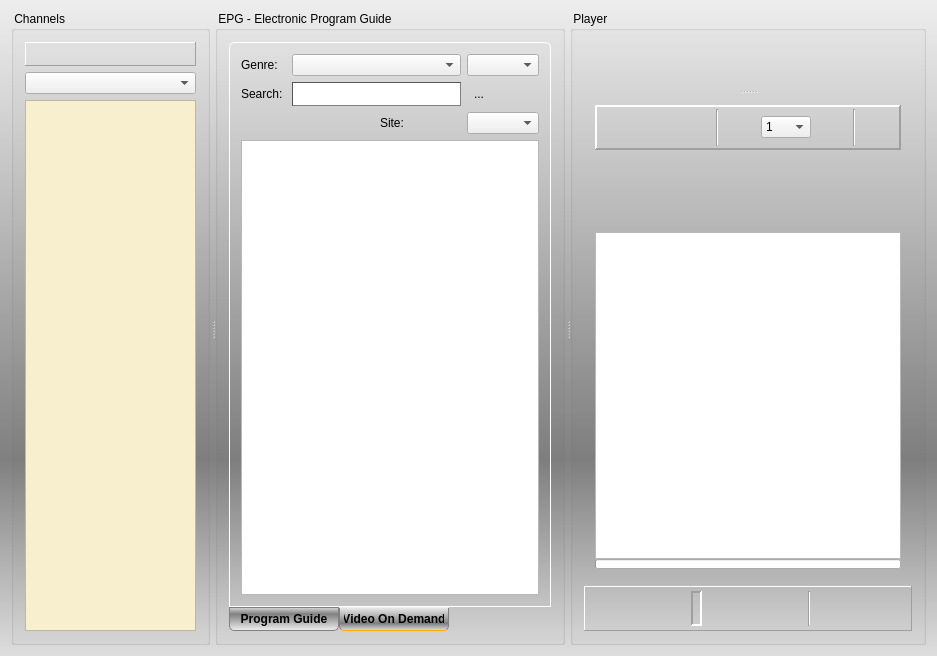
First picture: the form in branches/kartina.tv/forms/recorder_inc.ui, repository code-google-com/vlc-record, before the edit.
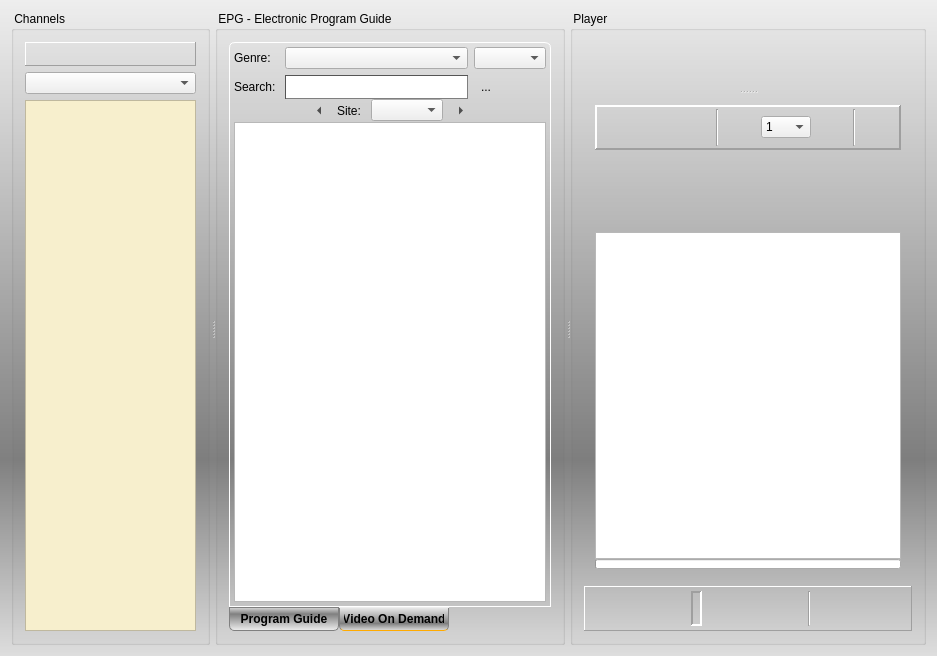
Second picture: the form after the edit. The open tabs and pages were chosen to show the change. Icons and pictures are not drawn. Custom widgets are drawn as their Qt base class.

Commit message: - site navi working

What changed in the file:
```diff
--- a/branches/kartina.tv/forms/recorder_inc.ui
+++ b/branches/kartina.tv/forms/recorder_inc.ui
@@ -192,6 +192,9 @@
         <string> EPG - Electronic Program Guide </string>
        </property>
        <layout class="QVBoxLayout" name="verticalLayout_4">
+        <property name="spacing">
+         <number>6</number>
+        </property>
         <item>
          <widget class="QTabWidget" name="tabEpgVod">
           <property name="styleSheet">
@@ -590,7 +593,13 @@
            <attribute name="title">
             <string>Video On Demand</string>
            </attribute>
-           <layout class="QVBoxLayout" name="verticalLayout_7">
+           <layout class="QVBoxLayout" name="verticalLayout_7" stretch="0,0,10">
+            <property name="spacing">
+             <number>0</number>
+            </property>
+            <property name="margin">
+             <number>4</number>
+            </property>
             <item>
              <layout class="QGridLayout" name="gridLayout" columnstretch="0,10,10,0">
               <item row="0" column="0">
@@ -660,16 +669,72 @@
               <item row="0" column="3">
                <widget class="QComboBox" name="cbxLastOrBest"/>
               </item>
-              <item row="2" column="3">
-               <widget class="QComboBox" name="cbxSites"/>
+             </layout>
+            </item>
+            <item>
+             <layout class="QHBoxLayout" name="hLayoutSiteNavi">
+              <item>
+               <spacer name="horizontalSpacer_5">
+                <property name="orientation">
+                 <enum>Qt::Horizontal</enum>
+                </property>
+                <property name="sizeHint" stdset="0">
+                 <size>
+                  <width>40</width>
+                  <height>20</height>
+                 </size>
+                </property>
+               </spacer>
               </item>
-              <item row="2" column="2">
+              <item>
+               <widget class="QToolButton" name="btnPrevSite">
+                <property name="text">
+                 <string>...</string>
+                </property>
+                <property name="autoRaise">
+                 <bool>true</bool>
+                </property>
+                <property name="arrowType">
+                 <enum>Qt::LeftArrow</enum>
+                </property>
+               </widget>
+              </item>
+              <item>
                <widget class="QLabel" name="label">
                 <property name="text">
                  <string>Site: </string>
                 </property>
                </widget>
               </item>
+              <item>
+               <widget class="QComboBox" name="cbxSites"/>
+              </item>
+              <item>
+               <widget class="QToolButton" name="btnNextSite">
+                <property name="text">
+                 <string>...</string>
+                </property>
+                <property name="autoRaise">
+                 <bool>true</bool>
+                </property>
+                <property name="arrowType">
+                 <enum>Qt::RightArrow</enum>
+                </property>
+               </widget>
+              </item>
+              <item>
+               <spacer name="horizontalSpacer_6">
+                <property name="orientation">
+                 <enum>Qt::Horizontal</enum>
+                </property>
+                <property name="sizeHint" stdset="0">
+                 <size>
+                  <width>40</width>
+                  <height>20</height>
+                 </size>
+                </property>
+               </spacer>
+              </item>
              </layout>
             </item>
             <item>
```
The commit also changes 8 other files.
